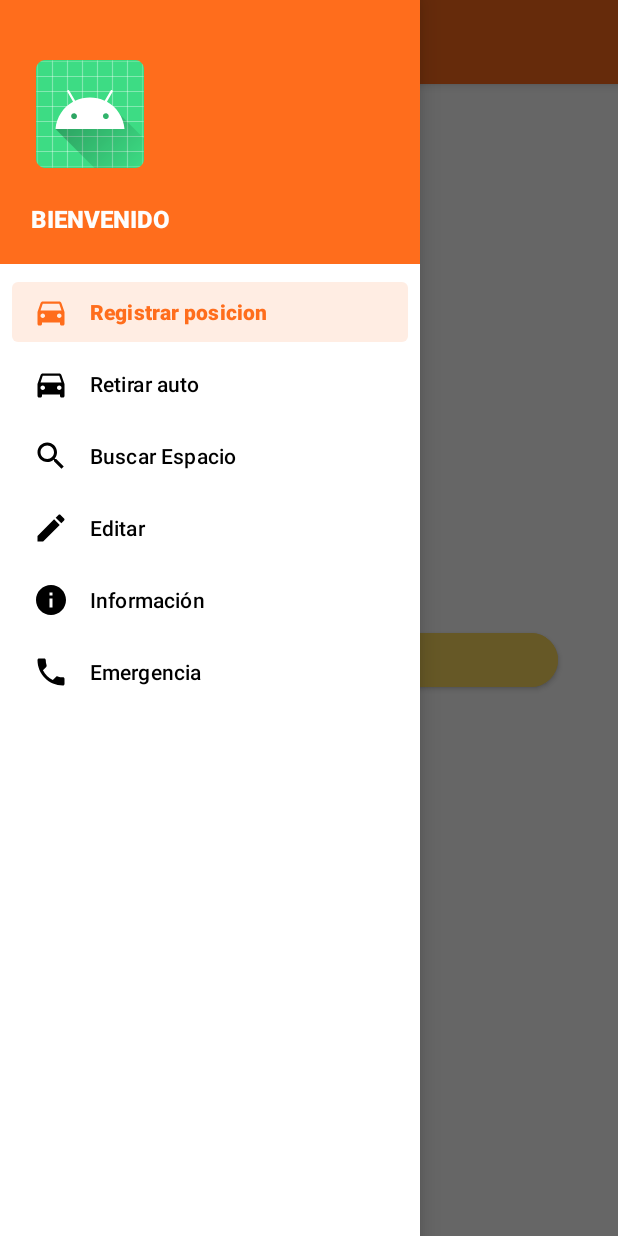
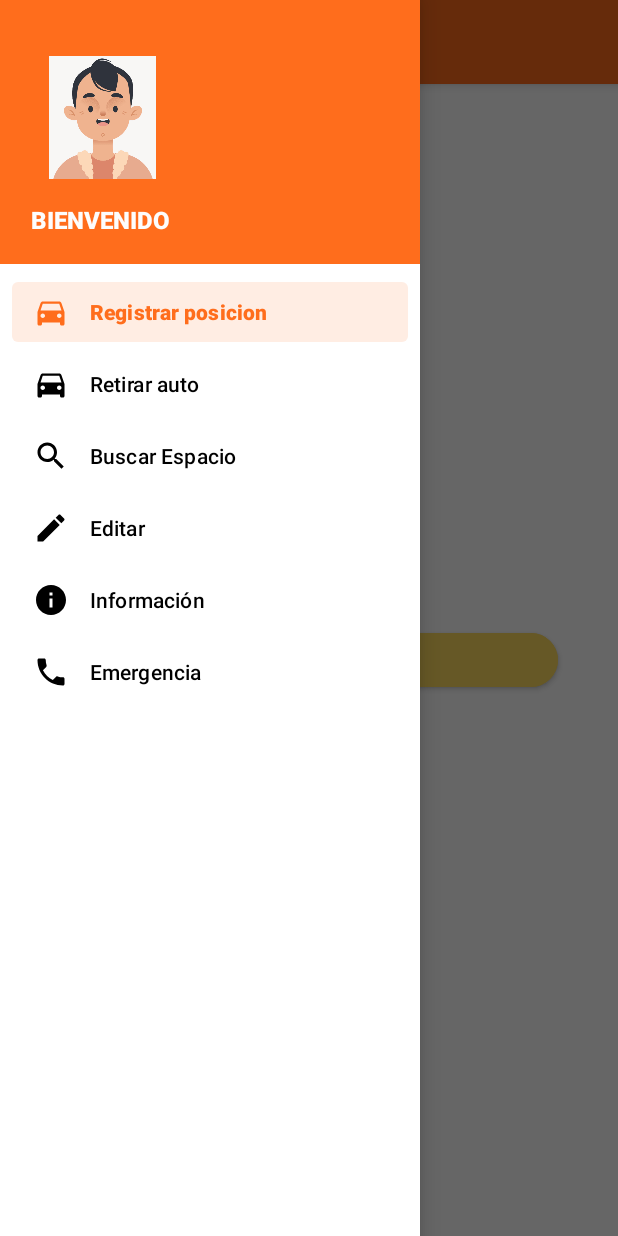
Before and after one commit to piero0090/PrograMovilFinal, an Android app: the MainActivity screen opened directly, with no data from a screen before it, with the side drawer open, on a phone screen of 412 x 824 dp. Run offline under Robolectric (Android 15) with nearby library versions, the phone set to English and light mode, and no system bars; our stand-ins replace Firebase (no records; nobody signed in at launch, a user with empty details on screens opened directly), navigation-ui; libraries missing offline, so code that uses them is left out: com.google.zxing.integration.

Commit message:
Avatares Menu

```diff
--- a/app/src/main/java/com/example/programovilfinal/MainActivity.kt
+++ b/app/src/main/java/com/example/programovilfinal/MainActivity.kt
@@ -3,10 +3,12 @@ package com.example.programovilfinal
 import android.app.Dialog
 import android.content.ClipData
 import android.os.Bundle
+import android.util.Log
 import android.view.Menu
 import android.view.MenuItem
 import android.view.View
 import android.widget.Button
+import android.widget.ImageView
 import android.widget.TextView
 import android.widget.Toast
 import com.google.android.material.snackbar.Snackbar
@@ -22,8 +24,12 @@ import androidx.recyclerview.widget.LinearLayoutManager
 import androidx.recyclerview.widget.RecyclerView
 import com.example.programovilfinal.adapter.EstacionamientoAdapter
 import com.example.programovilfinal.databinding.ActivityMainBinding
+import kotlin.random.Random
 
 class MainActivity : AppCompatActivity() {
+
+    var avatars= arrayOf(R.drawable.img01, R.drawable.img02, R.drawable.img03, R.drawable.img04,
+        R.drawable.img05, R.drawable.img06)
 
     private lateinit var appBarConfiguration: AppBarConfiguration
     private lateinit var binding: ActivityMainBinding
@@ -38,14 +44,18 @@ class MainActivity : AppCompatActivity() {
         val drawerLayout: DrawerLayout = binding.drawerLayout
         val navView: NavigationView = binding.navView
         val navController = findNavController(R.id.nav_host_fragment_content_main)
+
         //Insertar datos en el Menu Header
         val header: View =navView.getHeaderView(0)
         val txtnombre : TextView = header.findViewById(R.id.txtNav)
+        val imgAvatar : ImageView = header.findViewById(R.id.imgMenu)
+        imgAvatar.setImageResource(avatars[Random.nextInt(0,6)])
         txtnombre.setText(intent.getStringExtra("Usercod"))
 
         appBarConfiguration = AppBarConfiguration(
             setOf(
-                R.id.nav_editar, R.id.nav_retirar, R.id.nav_buscar,R.id.nav_registrar, R.id.nav_info, R.id.nav_emergencia
+                R.id.nav_editar, R.id.nav_retirar, R.id.nav_buscar,R.id.nav_registrar,
+                R.id.nav_info, R.id.nav_emergencia
             ), drawerLayout
         )
         setupActionBarWithNavController(navController, appBarConfiguration)
--- a/app/src/main/res/layout/nav_header_main.xml
+++ b/app/src/main/res/layout/nav_header_main.xml
@@ -15,9 +15,9 @@
     android:theme="@style/ThemeOverlay.AppCompat.Dark">
 
     <ImageView
-        android:id="@+id/imageView"
-        android:layout_width="wrap_content"
-        android:layout_height="wrap_content"
+        android:id="@+id/imgMenu"
+        android:layout_width="90dp"
+        android:layout_height="90dp"
         android:contentDescription="@string/nav_header_desc"
         android:paddingTop="@dimen/nav_header_vertical_spacing"
         app:layout_constraintBottom_toBottomOf="parent"
@@ -33,7 +33,6 @@
         android:layout_width="wrap_content"
         android:layout_height="wrap_content"
         android:fontFamily="sans-serif-medium"
-
         android:text="PRUEBA01"
         android:textAlignment="center"
         android:textAppearance="@style/TextAppearance.AppCompat.Body1"
@@ -45,7 +44,7 @@
         app:layout_constraintHorizontal_bias="0.05"
         app:layout_constraintStart_toEndOf="@+id/textView"
         app:layout_constraintTop_toTopOf="parent"
-        app:layout_constraintVertical_bias="0.97" />
+        app:layout_constraintVertical_bias="0.98" />
 
     <TextView
         android:id="@+id/textView"
@@ -60,7 +59,7 @@
         app:layout_constraintEnd_toEndOf="parent"
         app:layout_constraintHorizontal_bias="0.028"
         app:layout_constraintStart_toStartOf="parent"
-        app:layout_constraintTop_toBottomOf="@+id/imageView"
+        app:layout_constraintTop_toBottomOf="@+id/imgMenu"
         app:layout_constraintVertical_bias="0.86" />
 
 </androidx.constraintlayout.widget.ConstraintLayout>
```
Also changed, not shown: app/src/main/res/drawable-v24/img01.png (added), app/src/main/res/drawable-v24/img02.png (added), app/src/main/res/drawable-v24/img03.png (added), app/src/main/res/drawable-v24/img04.png (added), app/src/main/res/drawable-v24/img05.png (added), app/src/main/res/drawable-v24/img06.png (added).
